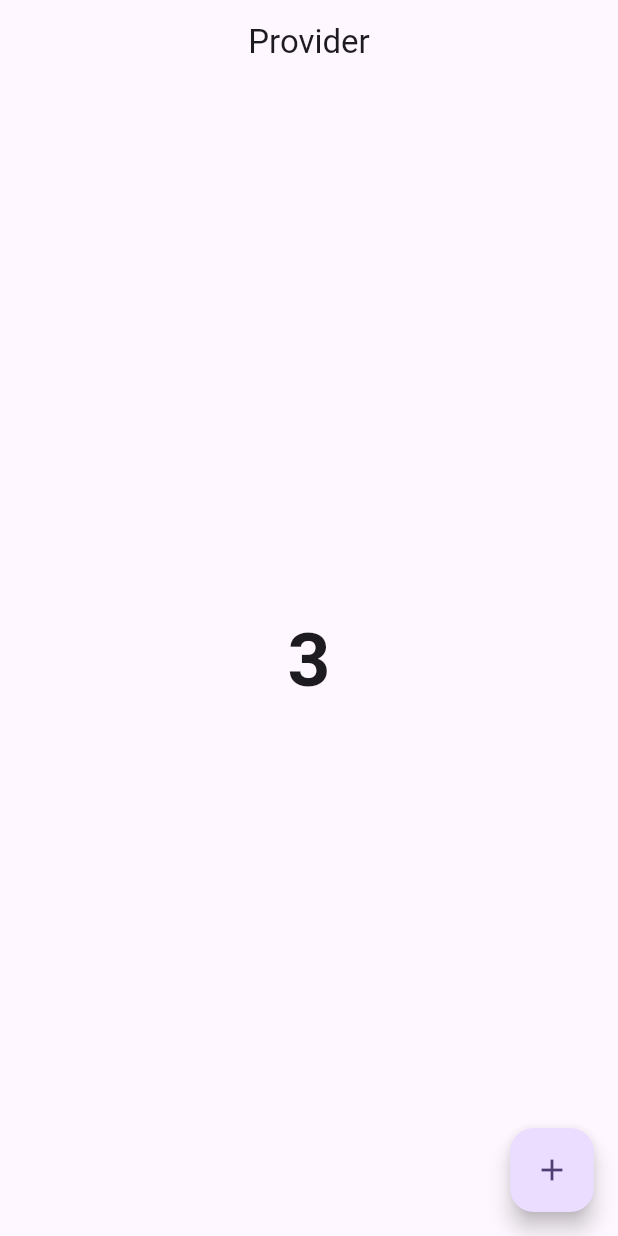
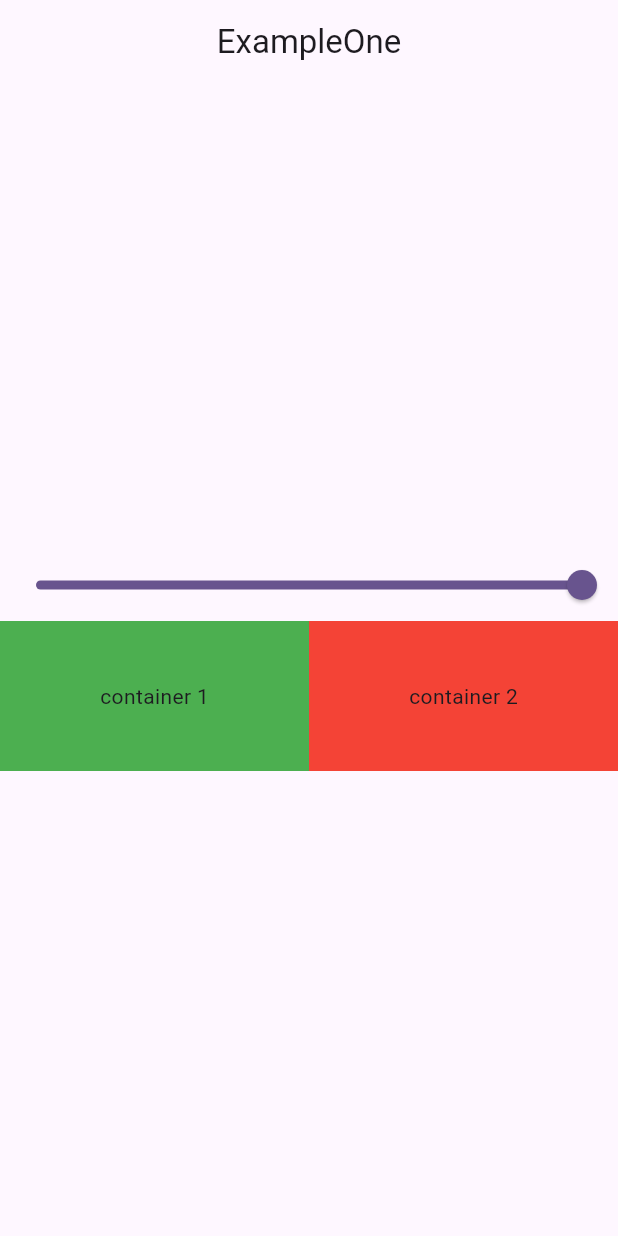
Before and after one commit to sm-aminul-islam/Provider_State_Mangement, a Flutter app: the screen it shows after launch, on a phone screen of 412 x 824 dp. Run offline on Flutter 3.47's test engine with Material 3 defaults, Android fonts, the phone set to English and light mode, and no system bars.

Commit message:
slider example successfully done

```diff
--- /dev/null
+++ b/provider_state/lib/Provider/exampleOne_provider.dart
@@ -0,0 +1,12 @@
+import 'package:flutter/material.dart';
+
+class ExampleOne with ChangeNotifier {
+  double _value = 1.0;
+
+  double get value => _value;
+
+  void setvalue(double val) {
+    _value = val;
+    notifyListeners();
+  }
+}
--- /dev/null
+++ b/provider_state/lib/Screen/exampleOneScreen.dart
@@ -0,0 +1,63 @@
+import 'package:flutter/material.dart';
+import 'package:provider/provider.dart';
+import 'package:provider_state/Provider/exampleOne_provider.dart';
+
+class ExampleOneProvider extends StatefulWidget {
+  const ExampleOneProvider({super.key});
+
+  @override
+  State<ExampleOneProvider> createState() => _ExampleOneProviderState();
+}
+
+class _ExampleOneProviderState extends State<ExampleOneProvider> {
+  double value = 1.0;
+  @override
+  Widget build(BuildContext context) {
+    print("build");
+
+    return Scaffold(
+      appBar: AppBar(
+        title: Text("ExampleOne"),
+        centerTitle: true,
+      ),
+      body: Column(
+        mainAxisAlignment: MainAxisAlignment.center,
+        children: [
+          Consumer<ExampleOne>(builder: (context, value, child) {
+            return Slider(
+                min: 0,
+                max: 1,
+                value: value.value,
+                onChanged: (val) {
+                  value.setvalue(val);
+                });
+          }),
+          Row(
+            children: [
+              Consumer<ExampleOne>(builder: (context, value, child) {
+                return Expanded(
+                  child: Container(
+                    decoration: BoxDecoration(
+                        color: Colors.green.withOpacity(value.value)),
+                    height: 100,
+                    child: Center(child: Text("container 1")),
+                  ),
+                );
+              }),
+              Consumer<ExampleOne>(builder: (context, value, child) {
+                return Expanded(
+                  child: Container(
+                    decoration: BoxDecoration(
+                        color: Colors.red.withOpacity(value.value)),
+                    height: 100,
+                    child: Center(child: Text("container 2")),
+                  ),
+                );
+              }),
+            ],
+          )
+        ],
+      ),
+    );
+  }
+}
--- a/provider_state/lib/main.dart
+++ b/provider_state/lib/main.dart
@@ -1,7 +1,9 @@
 import 'package:flutter/material.dart';
 import 'package:provider_state/Provider/count_provider.dart';
-import 'package:provider_state/Screen/count_example.dart';
+
 import 'package:provider/provider.dart';
+import 'package:provider_state/Provider/exampleOne_provider.dart';
+import 'package:provider_state/Screen/exampleOneScreen.dart';
 
 void main() {
   runApp(const MyApp());
@@ -10,11 +12,15 @@ void main() {
 class MyApp extends StatelessWidget {
   const MyApp({super.key});
 
-  // This widget is the root of your application.
   @override
   Widget build(BuildContext context) {
-    return ChangeNotifierProvider(
-        create: (context) => CountProvider(),
+    return MultiProvider(
+        providers: [
+          ChangeNotifierProvider(
+            create: (context) => CountProvider(),
+          ),
+          ChangeNotifierProvider(create: (_) => ExampleOne()),
+        ],
         child: MaterialApp(
           title: 'Provider State management',
           theme: ThemeData(
@@ -22,7 +28,7 @@ class MyApp extends StatelessWidget {
             useMaterial3: true,
           ),
           debugShowCheckedModeBanner: false,
-          home: CountExample(),
+          home: ExampleOneProvider(),
         ));
   }
 }
```
